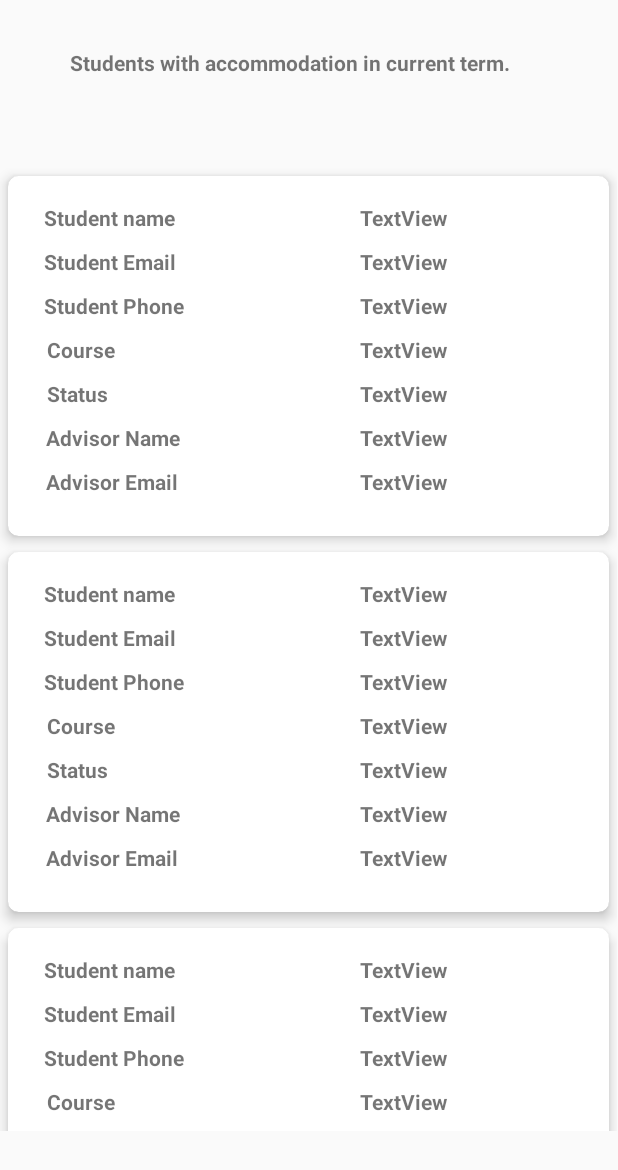
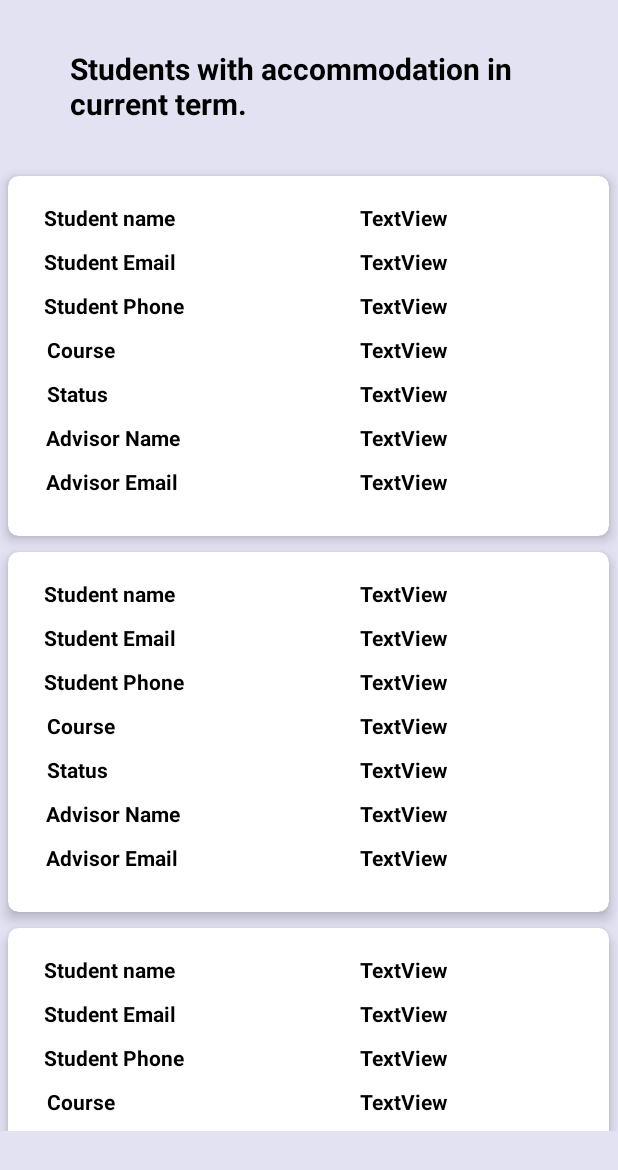
Before and after one commit to NIRAV-13/All-Access, an Android app: the layout activity_instructor_home_page.xml on its own in the app's theme, with its tools: preview values and no code run, on a phone screen of 412 x 824 dp. Shown: the top 1170 px of the screen. Run offline under Robolectric (Android 15) with nearby library versions, the phone set to English and light mode, and no system bars.

Commit message:
Bug Fixes - UI Component Instructor

```diff
--- a/app/src/main/res/layout/activity_instructor_home_page.xml
+++ b/app/src/main/res/layout/activity_instructor_home_page.xml
@@ -3,9 +3,11 @@
     xmlns:app="http://schemas.android.com/apk/res-auto"
     xmlns:tools="http://schemas.android.com/tools"
     android:id="@+id/drawerLayout"
+    android:background="#E2E2F3"
     android:layout_width="match_parent"
     android:layout_height="match_parent"
     tools:openDrawer="start"
+
     tools:context=".MainActivity">
 
 
@@ -31,14 +33,13 @@
             android:layout_marginTop="32dp"
             android:text="Students with accommodation in current term."
             android:textStyle="bold"
+            android:textSize="20sp"
+            android:textColor="#000000"
             app:layout_constraintEnd_toEndOf="parent"
             app:layout_constraintHorizontal_bias="0.473"
             app:layout_constraintStart_toStartOf="parent"
             app:layout_constraintTop_toTopOf="parent" />
     </androidx.constraintlayout.widget.ConstraintLayout>
-
-
-
 
     <com.google.android.material.navigation.NavigationView
         android:id="@+id/navigationView"
--- a/app/src/main/res/layout/student_with_accommodation_item.xml
+++ b/app/src/main/res/layout/student_with_accommodation_item.xml
@@ -27,6 +27,7 @@
             android:layout_marginTop="10dp"
             android:text="Student name"
             android:textStyle="bold"
+            android:textColor="#000000"
             app:layout_constraintEnd_toEndOf="parent"
             app:layout_constraintHorizontal_bias="0.069"
             app:layout_constraintStart_toStartOf="parent"
@@ -39,6 +40,7 @@
             android:layout_marginTop="10dp"
             android:text="Student Email"
             android:textStyle="bold"
+            android:textColor="#000000"
             app:layout_constraintEnd_toEndOf="@+id/textView10"
             app:layout_constraintHorizontal_bias="0.0"
             app:layout_constraintStart_toStartOf="@+id/textView10"
@@ -51,6 +53,7 @@
             android:layout_marginTop="10dp"
             android:text="Student Phone"
             android:textStyle="bold"
+            android:textColor="#000000"
             app:layout_constraintEnd_toEndOf="@+id/textView11"
             app:layout_constraintHorizontal_bias="0.0"
             app:layout_constraintStart_toStartOf="@+id/textView11"
@@ -63,6 +66,7 @@
             android:layout_marginTop="10dp"
             android:text="Course"
             android:textStyle="bold"
+            android:textColor="#000000"
             app:layout_constraintEnd_toEndOf="@+id/textView14"
             app:layout_constraintHorizontal_bias="0.037"
             app:layout_constraintStart_toStartOf="@+id/textView14"
@@ -75,6 +79,7 @@
             android:layout_marginTop="10dp"
             android:text="Status"
             android:textStyle="bold"
+            android:textColor="#000000"
             app:layout_constraintEnd_toEndOf="@+id/textView15"
             app:layout_constraintHorizontal_bias="0.009"
             app:layout_constraintStart_toStartOf="@+id/textView15"
@@ -87,6 +92,7 @@
             android:layout_marginTop="10dp"
             android:text="Advisor Name"
             android:textStyle="bold"
+            android:textColor="#000000"
             app:layout_constraintEnd_toEndOf="@+id/textView16"
             app:layout_constraintHorizontal_bias="0.016"
             app:layout_constraintStart_toStartOf="@+id/textView16"
@@ -97,6 +103,7 @@
             android:layout_width="wrap_content"
             android:layout_height="wrap_content"
             android:layout_marginTop="10dp"
+            android:textColor="#000000"
             android:text="Advisor Email"
             android:textStyle="bold"
             app:layout_constraintEnd_toEndOf="@+id/textView17"
@@ -112,6 +119,7 @@
             android:layout_marginTop="10dp"
             android:text="TextView"
             android:textStyle="bold"
+            android:textColor="#000000"
             app:layout_constraintEnd_toEndOf="parent"
             app:layout_constraintHorizontal_bias="0.553"
             app:layout_constraintStart_toEndOf="@+id/textView10"
@@ -123,6 +131,7 @@
             android:layout_height="wrap_content"
             android:layout_marginTop="10dp"
             android:text="TextView"
+            android:textColor="#000000"
             android:textStyle="bold"
             app:layout_constraintEnd_toEndOf="@+id/studentNameInstructorPage"
             app:layout_constraintHorizontal_bias="0.0"
@@ -136,6 +145,7 @@
             android:layout_marginTop="10dp"
             android:text="TextView"
             android:textStyle="bold"
+            android:textColor="#000000"
             app:layout_constraintEnd_toEndOf="@+id/studentEmailInstructorPage"
             app:layout_constraintHorizontal_bias="0.0"
             app:layout_constraintStart_toStartOf="@+id/studentEmailInstructorPage"
@@ -148,6 +158,7 @@
             android:layout_marginTop="10dp"
             android:text="TextView"
             android:textStyle="bold"
+            android:textColor="#000000"
             app:layout_constraintEnd_toEndOf="@+id/studentPhoneInstructorPage"
             app:layout_constraintHorizontal_bias="0.0"
             app:layout_constraintStart_toStartOf="@+id/studentPhoneInstructorPage"
@@ -161,6 +172,7 @@
             android:layout_marginTop="10dp"
             android:textStyle="bold"
             android:text="TextView"
+            android:textColor="#000000"
             app:layout_constraintEnd_toEndOf="@+id/advisorEmailInstructorPage"
             app:layout_constraintStart_toStartOf="@+id/advisorEmailInstructorPage"
             app:layout_constraintTop_toBottomOf="@+id/advisorEmailInstructorPage" />
@@ -172,6 +184,7 @@
             android:layout_marginTop="10dp"
             android:text="TextView"
             android:textStyle="bold"
+            android:textColor="#000000"
             app:layout_constraintEnd_toEndOf="@+id/studentAccommodationStatusInstructorPage"
             app:layout_constraintHorizontal_bias="0.0"
             app:layout_constraintStart_toStartOf="@+id/studentAccommodationStatusInstructorPage"
@@ -184,6 +197,7 @@
             android:layout_marginTop="10dp"
             android:text="TextView"
             android:textStyle="bold"
+            android:textColor="#000000"
             app:layout_constraintEnd_toEndOf="@+id/studentCourseInstructorPage"
             app:layout_constraintHorizontal_bias="0.0"
             app:layout_constraintStart_toStartOf="@+id/studentCourseInstructorPage"
```
